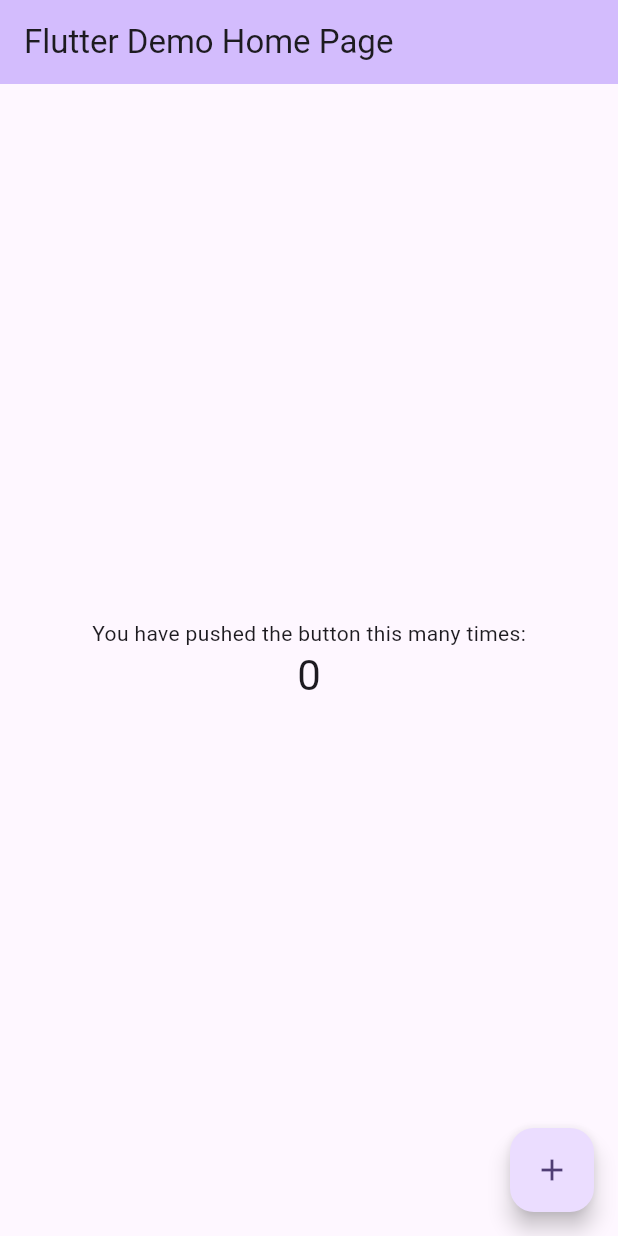
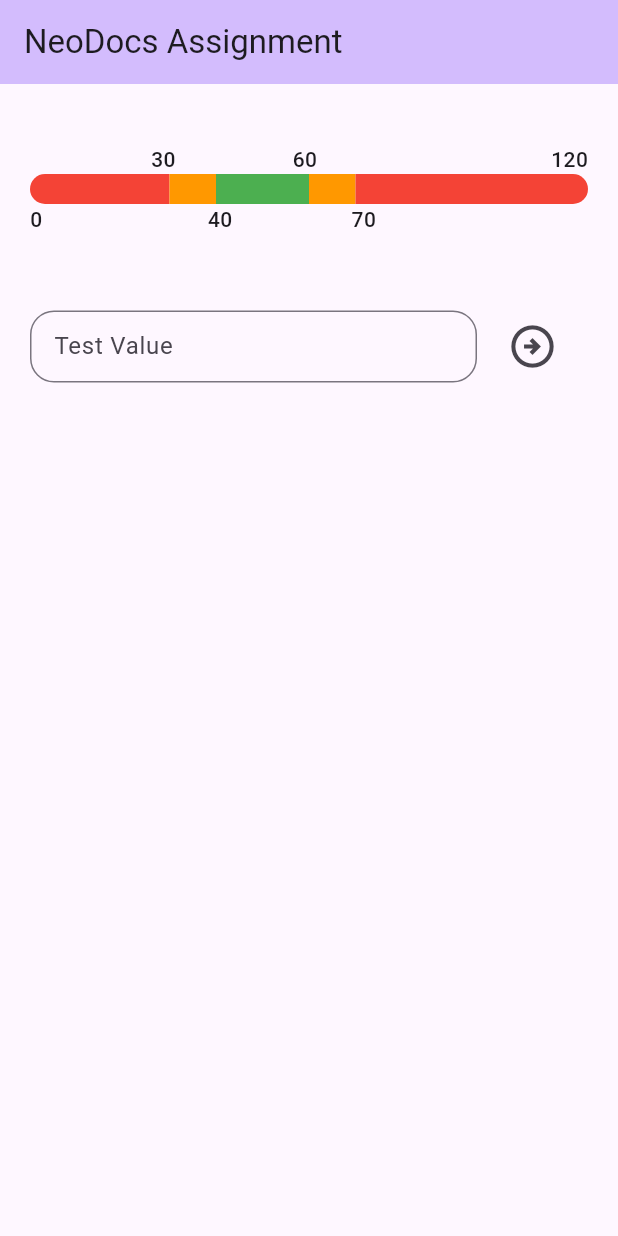
Before and after one commit to patelkeval936/neodocs_assignment, a Flutter app: the screen it shows after launch, on a phone screen of 412 x 824 dp. Run offline on Flutter 3.47's test engine with Material 3 defaults, Android fonts, the light colour scheme and no system bars.

Commit message:
completed app

```diff
--- a/lib/main.dart
+++ b/lib/main.dart
@@ -1,4 +1,9 @@
 import 'package:flutter/material.dart';
+import 'package:neodocs_assignment/providers/test_data_provider.dart';
+import 'package:neodocs_assignment/screens/home_screen.dart';
+import 'package:neodocs_assignment/utils/constants.dart';
+import 'package:neodocs_assignment/utils/theme.dart';
+import 'package:provider/provider.dart';
 
 void main() {
   runApp(const MyApp());
@@ -7,119 +12,15 @@ void main() {
 class MyApp extends StatelessWidget {
   const MyApp({super.key});
 
-  // This widget is the root of your application.
   @override
   Widget build(BuildContext context) {
     return MaterialApp(
-      title: 'Flutter Demo',
-      theme: ThemeData(
-        // This is the theme of your application.
-        //
-        // TRY THIS: Try running your application with "flutter run". You'll see
-        // the application has a blue toolbar. Then, without quitting the app,
-        // try changing the seedColor in the colorScheme below to Colors.green
-        // and then invoke "hot reload" (save your changes or press the "hot
-        // reload" button in a Flutter-supported IDE, or press "r" if you used
-        // the command line to start the app).
-        //
-        // Notice that the counter didn't reset back to zero; the application
-        // state is not lost during the reload. To reset the state, use hot
-        // restart instead.
-        //
-        // This works for code too, not just values: Most code changes can be
-        // tested with just a hot reload.
-        colorScheme: ColorScheme.fromSeed(seedColor: Colors.deepPurple),
-        useMaterial3: true,
-      ),
-      home: const MyHomePage(title: 'Flutter Demo Home Page'),
+      title: AppConstants.appName,
+      theme: AppTheme.theme,
+      debugShowCheckedModeBanner: false,
+      home: ChangeNotifierProvider<TestDataProvider>(
+          create: (BuildContext context) => TestDataProvider(),
+          child: const HomeScreen()),
     );
   }
 }
-
-class MyHomePage extends StatefulWidget {
-  const MyHomePage({super.key, required this.title});
-
-  // This widget is the home page of your application. It is stateful, meaning
-  // that it has a State object (defined below) that contains fields that affect
-  // how it looks.
-
-  // This class is the configuration for the state. It holds the values (in this
-  // case the title) provided by the parent (in this case the App widget) and
-  // used by the build method of the State. Fields in a Widget subclass are
-  // always marked "final".
-
-  final String title;
-
-  @override
-  State<MyHomePage> createState() => _MyHomePageState();
-}
-
-class _MyHomePageState extends State<MyHomePage> {
-  int _counter = 0;
-
-  void _incrementCounter() {
-    setState(() {
-      // This call to setState tells the Flutter framework that something has
-      // changed in this State, which causes it to rerun the build method below
-      // so that the display can reflect the updated values. If we changed
-      // _counter without calling setState(), then the build method would not be
-      // called again, and so nothing would appear to happen.
-      _counter++;
-    });
-  }
-
-  @override
-  Widget build(BuildContext context) {
-    // This method is rerun every time setState is called, for instance as done
-    // by the _incrementCounter method above.
-    //
-    // The Flutter framework has been optimized to make rerunning build methods
-    // fast, so that you can just rebuild anything that needs updating rather
-    // than having to individually change instances of widgets.
-    return Scaffold(
-      appBar: AppBar(
-        // TRY THIS: Try changing the color here to a specific color (to
-        // Colors.amber, perhaps?) and trigger a hot reload to see the AppBar
-        // change color while the other colors stay the same.
-        backgroundColor: Theme.of(context).colorScheme.inversePrimary,
-        // Here we take the value from the MyHomePage object that was created by
-        // the App.build method, and use it to set our appbar title.
-        title: Text(widget.title),
-      ),
-      body: Center(
-        // Center is a layout widget. It takes a single child and positions it
-        // in the middle of the parent.
-        child: Column(
-          // Column is also a layout widget. It takes a list of children and
-          // arranges them vertically. By default, it sizes itself to fit its
-          // children horizontally, and tries to be as tall as its parent.
-          //
-          // Column has various properties to control how it sizes itself and
-          // how it positions its children. Here we use mainAxisAlignment to
-          // center the children vertically; the main axis here is the vertical
-          // axis because Columns are vertical (the cross axis would be
-          // horizontal).
-          //
-          // TRY THIS: Invoke "debug painting" (choose the "Toggle Debug Paint"
-          // action in the IDE, or press "p" in the console), to see the
-          // wireframe for each widget.
-          mainAxisAlignment: MainAxisAlignment.center,
-          children: <Widget>[
-            const Text(
-              'You have pushed the button this many times:',
-            ),
-            Text(
-              '$_counter',
-              style: Theme.of(context).textTheme.headlineMedium,
-            ),
-          ],
-        ),
-      ),
-      floatingActionButton: FloatingActionButton(
-        onPressed: _incrementCounter,
-        tooltip: 'Increment',
-        child: const Icon(Icons.add),
-      ), // This trailing comma makes auto-formatting nicer for build methods.
-    );
-  }
-}
--- /dev/null
+++ b/lib/models/test_metadata.dart
@@ -0,0 +1,8 @@
+import 'package:neodocs_assignment/models/test_reference_info.dart';
+
+class TestMetaData {
+
+  List<TestReferenceInfo> testRangesList = [];
+
+  TestMetaData(this.testRangesList);
+}
--- /dev/null
+++ b/lib/models/test_reference_info.dart
@@ -0,0 +1,19 @@
+import 'dart:ui';
+
+class TestReferenceInfo {
+  final int lowerBound;
+  final int upperBound;
+  final Color color;
+  final String meaning;
+
+  TestReferenceInfo({
+    required this.lowerBound,
+    required this.upperBound,
+    required this.color,
+    required this.meaning});
+
+  int getRangeLength() {
+    return upperBound - lowerBound;
+  }
+
+}
--- /dev/null
+++ b/lib/providers/test_data_provider.dart
@@ -0,0 +1,34 @@
+import 'dart:developer';
+
+import 'package:flutter/material.dart';
+import 'package:neodocs_assignment/models/test_metadata.dart';
+import 'package:neodocs_assignment/models/test_reference_info.dart';
+import 'package:neodocs_assignment/repositories/test_data_repository.dart';
+
+class TestDataProvider extends ChangeNotifier {
+
+  double? _testValue;
+
+  final TestMetaData _testMetaData = TestDataRepository.getTestMetaData();
+
+  final formKey = GlobalKey<FormState>();
+
+  double? get testValue => _testValue;
+  List<TestReferenceInfo> get testRangeList => _testMetaData.testRangesList;
+  double get getLowerBound => _testMetaData.testRangesList[0].lowerBound.toDouble();
+  double get getUpperBound => _testMetaData.testRangesList.last.upperBound.toDouble();
+
+  void setTestValue(String inputValue) {
+    if (formKey.currentState!.validate()) {
+      double? value;
+      try {
+        value = double.parse(inputValue);
+        _testValue = value;
+      } catch (e) {
+        log(e.toString());
+      }
+      notifyListeners();
+    }
+  }
+
+}
--- /dev/null
+++ b/lib/repositories/test_data_repository.dart
@@ -0,0 +1,36 @@
+import 'package:flutter/material.dart';
+
+import '../models/test_metadata.dart';
+import '../models/test_reference_info.dart';
+
+class TestDataRepository {
+  static TestMetaData getTestMetaData() {
+    return TestMetaData([
+      TestReferenceInfo(
+          lowerBound: 0,
+          upperBound: 30,
+          color: Colors.red,
+          meaning: "Dangerous"),
+      TestReferenceInfo(
+          lowerBound: 30,
+          upperBound: 40,
+          color: Colors.orange,
+          meaning: "Moderate"),
+      TestReferenceInfo(
+          lowerBound: 40,
+          upperBound: 60,
+          color: Colors.green,
+          meaning: "Ideal"),
+      TestReferenceInfo(
+          lowerBound: 60,
+          upperBound: 70,
+          color: Colors.orange,
+          meaning: "Moderate"),
+      TestReferenceInfo(
+          lowerBound: 70,
+          upperBound: 120,
+          color: Colors.red,
+          meaning: "Dangerous"),
+    ]);
+  }
+}
--- /dev/null
+++ b/lib/screens/home_screen.dart
@@ -0,0 +1,91 @@
+import 'package:flutter/material.dart';
+import 'package:flutter/services.dart';
+import 'package:neodocs_assignment/utils/app_styles.dart';
+import 'package:neodocs_assignment/utils/validators.dart';
+import 'package:neodocs_assignment/providers/test_data_provider.dart';
+import 'package:neodocs_assignment/utils/constants.dart';
+import 'package:neodocs_assignment/widgets/bar.dart';
+import 'package:provider/provider.dart';
+
+class HomeScreen extends StatefulWidget {
+  const HomeScreen({super.key});
+
+  @override
+  State<HomeScreen> createState() => _HomeScreenState();
+}
+
+class _HomeScreenState extends State<HomeScreen> {
+
+  TextEditingController testValueController = TextEditingController();
+
+  @override
+  Widget build(BuildContext context) {
+    return Scaffold(
+      appBar: AppBar(
+        backgroundColor: Theme.of(context).colorScheme.inversePrimary,
+        title: Text(AppConstants.appName),
+      ),
+      body: Padding(
+        padding: const EdgeInsets.only(top: 40,left: 20,right: 20),
+        child: Column(
+          children: [
+
+            Selector<TestDataProvider, double?>(
+              selector: (context, testProvider) {
+                return testProvider.testValue;
+              },
+              builder: (BuildContext context, value, Widget? child) {
+                return Bar(
+                  testRanges: context.read<TestDataProvider>().testRangeList,
+                  value: value,
+                );
+              },
+            ),
+
+            Padding(
+              padding: const EdgeInsets.only(top: 30),
+              child: Row(
+                mainAxisAlignment: MainAxisAlignment.center,
+                crossAxisAlignment: CrossAxisAlignment.center,
+                children: [
+                  Expanded(
+                    child: Form(
+                      key: context.read<TestDataProvider>().formKey,
+                      child: TextFormField(
+                        controller: testValueController,
+                        cursorColor: Colors.black54,
+                        validator: (value) {
+                          return Validators.testValueValidator(
+                              value,
+                              context.read<TestDataProvider>().getLowerBound,
+                              context.read<TestDataProvider>().getUpperBound
+                          );
+                        },
+                        onTapOutside: (event){
+                          FocusScope.of(context).unfocus();
+                        },
+                        decoration: AppStyles.textFieldDecoration,
+                        inputFormatters: [FilteringTextInputFormatter.digitsOnly],
+                      ),
+                    ),
+                  ),
+                  Padding(
+                    padding: const EdgeInsets.symmetric(horizontal: 12),
+                    child: IconButton(
+                      iconSize: 34,
+                      onPressed: () {
+                        context.read<TestDataProvider>()
+                            .setTestValue(testValueController.text);
+                      },
+                      icon: const Icon(Icons.arrow_circle_right_outlined),
+                    ),
+                  )
+                ],
+              ),
+            ),
+          ],
+        ),
+      ),
+    );
+  }
+}
--- /dev/null
+++ b/lib/utils/app_strings.dart
@@ -0,0 +1,6 @@
+
+class AppStrings{
+
+  static String testValue = "Test Value";
+
+}
--- /dev/null
+++ b/lib/utils/app_styles.dart
@@ -0,0 +1,22 @@
+import 'package:flutter/material.dart';
+
+import 'app_strings.dart';
+
+class AppStyles {
+  static InputDecoration textFieldDecoration = InputDecoration(
+      hintText: AppStrings.testValue,
+      fillColor: Colors.white,
+      isDense: true,
+      border: OutlineInputBorder(
+        borderRadius: BorderRadius.circular(16.0),
+        borderSide: const BorderSide(color: Colors.grey),
+      ),
+      focusColor: Colors.grey,
+      focusedBorder: OutlineInputBorder(
+        borderRadius: BorderRadius.circular(16.0),
+        borderSide: const BorderSide(color: Colors.black87),
+      ));
+
+  static TextStyle boldTextStyle =
+      const TextStyle(fontWeight: FontWeight.w500, fontSize: 14);
+}
--- /dev/null
+++ b/lib/utils/constants.dart
@@ -0,0 +1,6 @@
+
+class AppConstants{
+
+  static String appName = 'NeoDocs Assignment';
+
+}
--- /dev/null
+++ b/lib/utils/theme.dart
@@ -0,0 +1,10 @@
+import 'package:flutter/material.dart';
+
+class AppTheme {
+
+  static ThemeData theme = ThemeData(
+    colorScheme: ColorScheme.fromSeed(seedColor: Colors.deepPurple),
+    useMaterial3: true,
+  );
+
+}
--- /dev/null
+++ b/lib/utils/validators.dart
@@ -0,0 +1,27 @@
+
+class Validators{
+
+  static String? testValueValidator(String? value, double lowerBound,
+      double upperBound){
+
+    if(value == null){
+      return 'Value can not be empty';
+    }
+
+    double? testValue;
+    try{
+      testValue = double.parse(value);
+    }catch(e){
+      return 'Please provide valid input';
+    }
+
+    if(testValue < lowerBound){
+      return "Value can not be less than lower Bound";
+    }else if(testValue > upperBound){
+      return "Value can not be more than upper Bound";
+    }else{
+      return null;
+    }
+
+  }
+}
--- /dev/null
+++ b/lib/widgets/Bar_colors_indicator.dart
@@ -0,0 +1,39 @@
+
+import 'package:flutter/material.dart';
+import '../models/test_reference_info.dart';
+
+class BarColorsIndicator extends StatelessWidget {
+  const BarColorsIndicator({
+    super.key,
+    required this.testRanges,
+    required this.barKey,
+  });
+
+  final GlobalKey barKey;
+  final List<TestReferenceInfo> testRanges;
+
+  @override
+  Widget build(BuildContext context) {
+    return ClipRRect(
+      key: barKey,
+      borderRadius: BorderRadius.circular(10),
+      child: Container(
+          height: 20,
+          decoration: BoxDecoration(
+            borderRadius: BorderRadius.circular(10),
+          ),
+          child: Row(
+            children: [
+              ...testRanges
+                  .map((e) => Expanded(
+                flex: e.getRangeLength(),
+                child: Container(
+                  color: e.color,
+                ),
+              ))
+                  .toList()
+            ],
+          )),
+    );
+  }
+}
--- /dev/null
+++ b/lib/widgets/bar.dart
@@ -0,0 +1,91 @@
+import 'package:flutter/material.dart';
+import 'package:neodocs_assignment/models/test_reference_info.dart';
+import 'package:neodocs_assignment/utils/app_styles.dart';
+import 'package:neodocs_assignment/widgets/Bar_colors_indicator.dart';
+import 'package:neodocs_assignment/widgets/triangle.dart';
+import 'package:neodocs_assignment/widgets/value_indicator.dart';
+import 'package:provider/provider.dart';
+import 'package:neodocs_assignment/providers/test_data_provider.dart';
+
+class Bar extends StatefulWidget {
+  const Bar({super.key, required this.testRanges, required this.value});
+
+  final List<TestReferenceInfo> testRanges;
+  final double? value;
+  @override
+  State<Bar> createState() => _BarState();
+}
+
+class _BarState extends State<Bar> {
+  final GlobalKey _key = GlobalKey();
+  RenderBox? renderBox;
+  Offset position = Offset.zero;
+  double progressBarWidth = 0;
+
+  void getBarWidth() {
+    RenderBox renderBox = _key.currentContext!.findRenderObject() as RenderBox;
+    progressBarWidth = renderBox.size.width;
+  }
+
+  double? getArrowIndicatorPosition(BuildContext context) {
+    TestDataProvider testDataProvider = context.read<TestDataProvider>();
+    double lowerBound = testDataProvider.getLowerBound.toDouble();
+    double upperBound = testDataProvider.getUpperBound.toDouble();
+
+    double? value = testDataProvider.testValue;
+
+    if (value != null) {
+      double range = upperBound - lowerBound;
+      double position = (value / range) * progressBarWidth;
+      return position - 15;
+    }
+
+    return null;
+  }
+
+  @override
+  void initState() {
+    super.initState();
+    WidgetsBinding.instance.addPostFrameCallback((_) {
+      getBarWidth();
+    });
+  }
+
+  @override
+  Widget build(BuildContext context) {
+    return Stack(
+      children: [
+        Column(
+          children: [
+            ValueIndicators(
+              testRanges: widget.testRanges,
+              value: widget.value,
+              isUpperBound: true,
+            ),
+            BarColorsIndicator(barKey: _key, testRanges: widget.testRanges),
+            ValueIndicators(
+              testRanges: widget.testRanges,
+              value: widget.value,
+              isUpperBound: false,
+            ),
+            const SizedBox(
+              height: 20,
+            ),
+          ],
+        ),
+
+        ///animated positioned value indicator arrow
+        if (getArrowIndicatorPosition(context) != null)
+          AnimatedPositioned(
+              top: 40,
+              left: getArrowIndicatorPosition(context),
+              duration: const Duration(milliseconds: 800),
+              child: Column(children: [
+                const Triangle(),
+                Text(widget.value?.toInt().toString() ?? '',
+                    style: AppStyles.boldTextStyle),
+              ]))
+      ],
+    );
+  }
+}
--- /dev/null
+++ b/lib/widgets/painters/triangle_painter.dart
@@ -0,0 +1,25 @@
+import 'package:flutter/material.dart';
+
+class TrianglePainter extends CustomPainter {
+  @override
+  void paint(Canvas canvas, Size size) {
+    Paint paint = Paint()
+      ..style = PaintingStyle.fill
+      ..color = Colors.grey.shade800;
+
+    canvas.drawPath(getTrianglePath(size.width, size.height), paint);
+  }
+
+  Path getTrianglePath(double x, double y) {
+    return Path()
+      ..moveTo(0, y)
+      ..lineTo(x / 2, 0)
+      ..lineTo(x, y)
+      ..lineTo(0, y);
+  }
+
+  @override
+  bool shouldRepaint(TrianglePainter oldDelegate) {
+    return true;
+  }
+}
--- /dev/null
+++ b/lib/widgets/triangle.dart
@@ -0,0 +1,17 @@
+import 'package:flutter/material.dart';
+import 'package:neodocs_assignment/widgets/painters/triangle_painter.dart';
+
+class Triangle extends StatelessWidget {
+  const Triangle({super.key});
+
+  @override
+  Widget build(BuildContext context) {
+    return CustomPaint(
+      painter: TrianglePainter(),
+      child: const SizedBox(
+        height: 15,
+        width: 30,
+      ),
+    );
+  }
+}
--- /dev/null
+++ b/lib/widgets/value_indicator.dart
@@ -0,0 +1,74 @@
+import 'package:flutter/material.dart';
+import 'package:neodocs_assignment/models/test_reference_info.dart';
+import 'package:neodocs_assignment/utils/app_styles.dart';
+
+class ValueIndicators extends StatelessWidget {
+  const ValueIndicators({
+    super.key,
+    required this.testRanges,
+    required this.value,
+    required this.isUpperBound,
+  });
+
+  final List<TestReferenceInfo> testRanges;
+  final double? value;
+  final bool isUpperBound;
+
+  @override
+  Widget build(BuildContext context) {
+    return Container(
+      height: 20,
+      decoration: BoxDecoration(
+        borderRadius: BorderRadius.circular(10),
+      ),
+      child: Row(
+        children: [
+          ...testRanges.map((e) {
+            int index = testRanges.indexOf(e);
+
+            int flex1 = 0;
+            int flex2 = 0;
+
+            if (isUpperBound) {
+              flex1 = testRanges[index].getRangeLength();
+              flex2 = (index < testRanges.length - 1
+                  ? testRanges[index + 1].getRangeLength()
+                  : 0);
+            } else {
+              flex1 = (index > 0 ? testRanges[index - 1].getRangeLength() : 0);
+              flex2 = testRanges[index].getRangeLength();
+            }
+
+            int flexs = flex1 + flex2;
+
+            return testRanges.indexOf(e) % 2 == 0
+                ? Expanded(
+                    flex: flexs,
+                    child: Row(
+                      children: [
+                        Expanded(
+                          flex: flex1,
+                          child: Container(),
+                        ),
+                        Text(
+                          isUpperBound
+                              ? e.upperBound.toString()
+                              : value != e.lowerBound
+                                  ? e.lowerBound.toString()
+                                  : '',
+                          style: AppStyles.boldTextStyle,
+                        ),
+                        Expanded(
+                          flex: flex2,
+                          child: Container(),
+                        ),
+                      ],
+                    ),
+                  )
+                : Container();
+          }).toList()
+        ],
+      ),
+    );
+  }
+}
--- a/pubspec.yaml
+++ b/pubspec.yaml
@@ -35,6 +35,7 @@ dependencies:
   # The following adds the Cupertino Icons font to your application.
   # Use with the CupertinoIcons class for iOS style icons.
   cupertino_icons: ^1.0.2
+  provider:
 
 dev_dependencies:
   flutter_test:
```
Also changed, not shown: pubspec.lock.
